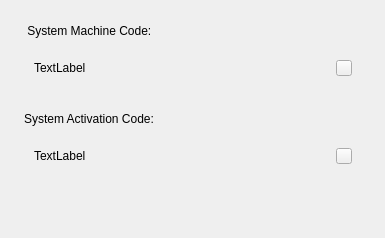
First picture: the form in src/license/license-info-widget.ui, repository openeuler-mirror/kiran-control-panel, before the edit.
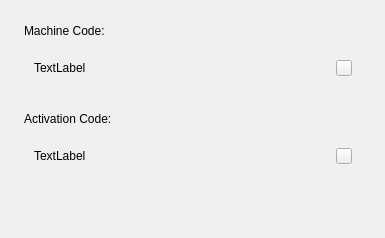
Second picture: the form after the edit. Icons and pictures are not drawn.

Commit message:
fix(*):change term when user active system successful and change the activation information describe
- 当用户激活后更新术语，修改激活信息的描述

Patch:
```diff
--- a/src/license/license-info-widget.ui
+++ b/src/license/license-info-widget.ui
@@ -49,7 +49,7 @@
      <item>
       <widget class="QLabel" name="label_sys_mc">
        <property name="text">
-        <string> System Machine Code:</string>
+        <string>Machine Code:</string>
        </property>
       </widget>
      </item>
@@ -145,7 +145,7 @@
      <item>
       <widget class="QLabel" name="label_sys_lc">
        <property name="text">
-        <string>System Activation Code:</string>
+        <string>Activation Code:</string>
        </property>
       </widget>
      </item>
```
The commit also changes 3 other files.
